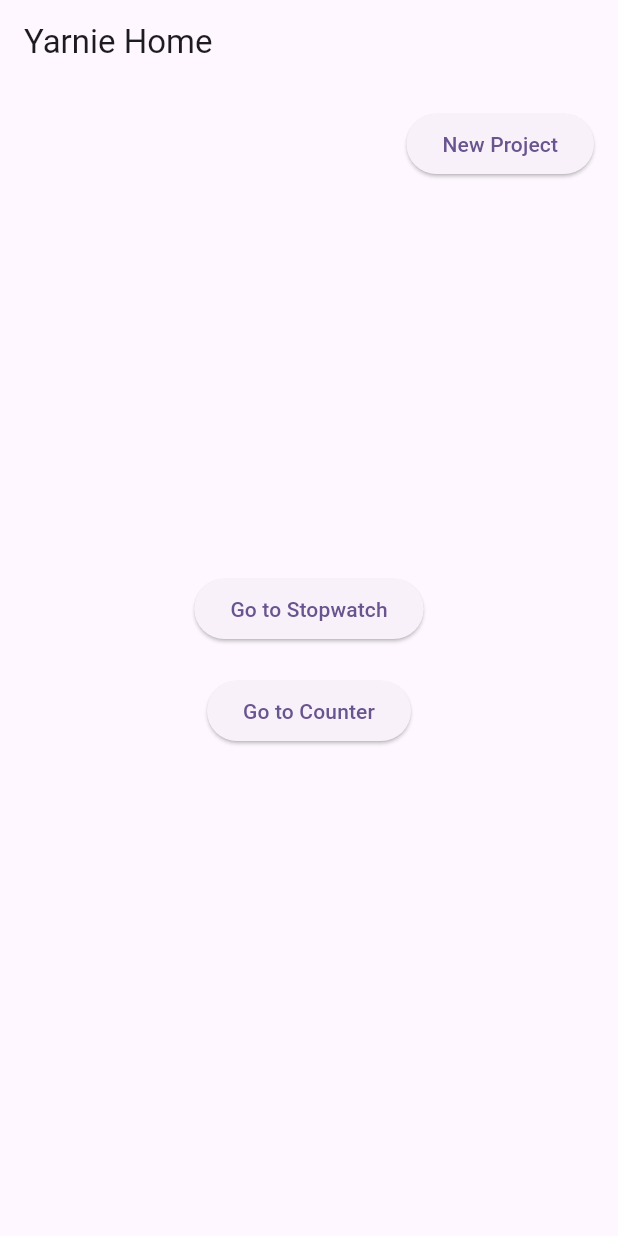
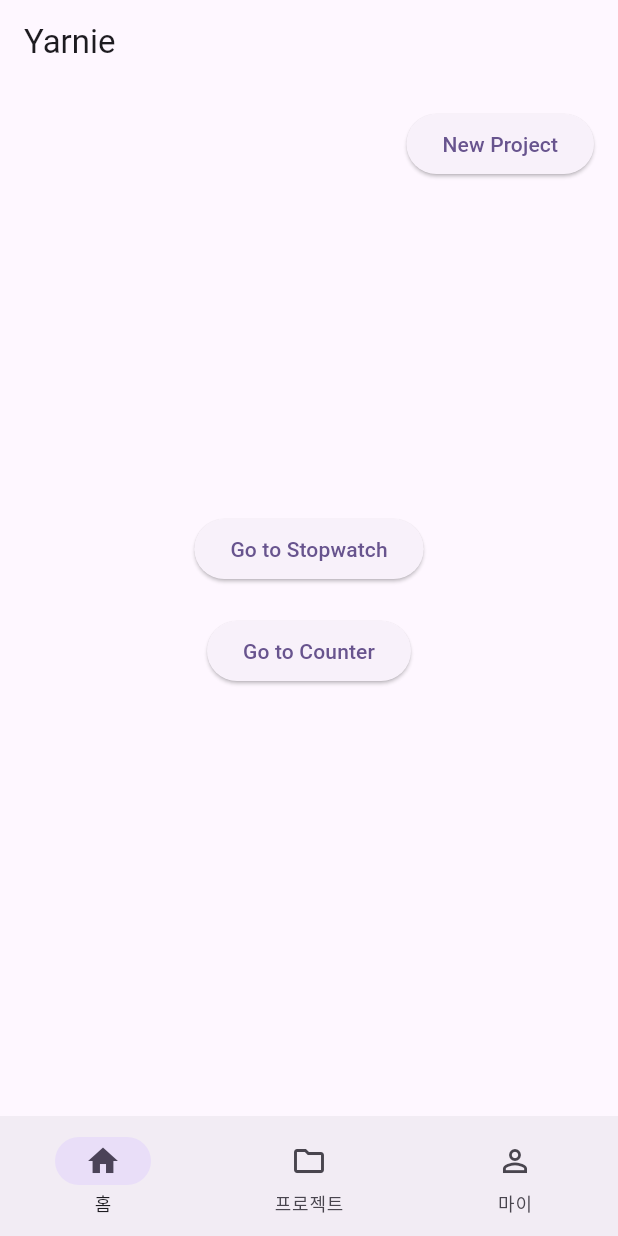
Before and after one commit to eun-day/yarnie, a Flutter app: the screen it shows after launch, on a phone screen of 412 x 824 dp. Run offline on Flutter 3.47's test engine with Material 3 defaults, Android fonts, the phone set to English and light mode, and no system bars; our stand-ins replace drift, shared_preferences, stop_watch_timer; accounts and stored records are empty; generated files the repository leaves out were written again.

Commit message:
하단 메뉴 생성 및 프로젝트 탭 목록 구현
1. 하단 메뉴 (홈/프로젝트/마이) 생성
2. [안드로이드] 뒤로가기 UX
3. 프로젝트 탭 ‘프로젝트 목록 불러오기’
4. 프로젝트 탭 empty 화면 구현

```diff
--- /dev/null
+++ b/lib/features/home/home_root.dart
@@ -0,0 +1,85 @@
+import 'package:flutter/material.dart';
+import 'package:yarnie/counter_screen.dart';
+import 'package:yarnie/new_project_screen.dart';
+import 'package:yarnie/stopwatch_screen.dart';
+
+class HomeRoot extends StatelessWidget {
+  final ScrollController? controller;
+  final String title;
+
+  const HomeRoot({super.key, this.controller, this.title = 'Yarnie'});
+
+  @override
+  Widget build(BuildContext context) {
+    return Scaffold(
+      appBar: AppBar(title: Text(title)),
+      body: Stack(
+        children: <Widget>[
+          Align(
+            alignment: Alignment.topRight,
+            child: Padding(
+              padding: const EdgeInsets.all(16.0),
+              child: ElevatedButton(
+                onPressed: () {
+                  Navigator.push(
+                    context,
+                    MaterialPageRoute(builder: (_) => const NewProjectScreen()),
+                  );
+                },
+                child: const Text('New Project'),
+              ),
+            ),
+          ),
+          Center(
+            child: SingleChildScrollView(
+              // 혹시 작은 화면 대응
+              controller: controller,
+              child: Column(
+                mainAxisAlignment: MainAxisAlignment.center,
+                children: <Widget>[
+                  ElevatedButton(
+                    onPressed: () {
+                      Navigator.push(
+                        context,
+                        MaterialPageRoute(
+                          builder: (_) => const StopwatchScreen(),
+                        ),
+                      );
+                    },
+                    child: const Text('Go to Stopwatch'),
+                  ),
+                  const SizedBox(height: 20),
+                  ElevatedButton(
+                    onPressed: () {
+                      Navigator.push(
+                        context,
+                        MaterialPageRoute(
+                          builder: (_) => const CounterScreen(title: 'Counter'),
+                        ),
+                      );
+                    },
+                    child: const Text('Go to Counter'),
+                  ),
+                ],
+              ),
+            ),
+          ),
+        ],
+      ),
+    );
+  }
+
+  // @override
+  // Widget build(BuildContext context) {
+  //   // 예시: 리스트(스크롤 위치 PageStorageKey로 보존)
+  //   return ListView.builder(
+  //     controller: controller,
+  //     key: const PageStorageKey('home_list'),
+  //     padding: const EdgeInsets.all(16),
+  //     itemCount: 30,
+  //     itemBuilder: (_, i) => Card(
+  //       child: ListTile(title: Text('홈 아이템 #$i')),
+  //     ),
+  //   );
+  // }
+}
--- a/lib/main.dart
+++ b/lib/main.dart
@@ -1,6 +1,7 @@
 import 'package:flutter/material.dart';
 import 'package:yarnie/counter_screen.dart';
 import 'package:yarnie/db/di.dart';
+import 'package:yarnie/root/root_scaffold.dart';
 import 'package:yarnie/stopwatch_screen.dart';
 import 'package:yarnie/new_project_screen.dart';
 
@@ -26,7 +27,7 @@ class MyApp extends StatelessWidget {
         colorScheme: ColorScheme.fromSeed(seedColor: Colors.deepPurple),
         useMaterial3: true,
       ),
-      home: const MyHomePage(title: 'Yarnie Home'),
+      home: const RootScaffold(),
     );
   }
 }
--- /dev/null
+++ b/lib/root/root_scaffold.dart
@@ -0,0 +1,100 @@
+import 'dart:io' show Platform;
+import 'package:flutter/services.dart';
+import 'package:flutter/material.dart';
+import '../../features/home/home_root.dart';
+import '../../features/projects/projects_root.dart';
+import '../../features/my/my_root.dart';
+
+class RootScaffold extends StatefulWidget {
+  const RootScaffold({super.key});
+  @override
+  State<RootScaffold> createState() => _RootScaffoldState();
+}
+
+class _RootScaffoldState extends State<RootScaffold> {
+  final _bucket = PageStorageBucket();
+  int _index = 0;
+  DateTime? _lastBack; // 마지막 뒤로가기 시간
+  final Duration _exitInterval = const Duration(seconds: 2);
+
+  // 탭 재탭 시 맨 위로 스크롤용 컨트롤러
+  final _homeCtrl = ScrollController();
+  final _projectsCtrl = ScrollController();
+  final _myCtrl = ScrollController();
+
+  @override
+  void dispose() {
+    _homeCtrl.dispose();
+    _projectsCtrl.dispose();
+    _myCtrl.dispose();
+    super.dispose();
+  }
+
+  void _onTap(int i) {
+    if (i == _index) {
+      // 같은 탭 다시 탭하면 해당 리스트 맨 위로
+      final ctrl = [_homeCtrl, _projectsCtrl, _myCtrl][i];
+      if (ctrl.hasClients) {
+        ctrl.animateTo(0, duration: const Duration(milliseconds: 250), curve: Curves.easeOut);
+      }
+      return;
+    }
+    setState(() => _index = i);
+  }
+
+void _handleBack(bool didPop, Object? result) {
+    if (didPop) return;
+
+    if (_index != 0) {
+      setState(() => _index = 0);
+      return;
+    }
+
+    // iOS에선 조용히 무시
+    if (!Platform.isAndroid) return;
+
+    // Android: 두 번 눌러 종료
+    final now = DateTime.now();
+    final canExit = _lastBack != null && now.difference(_lastBack!) < _exitInterval;
+
+    if (canExit) {
+      SystemNavigator.pop(); // 종료
+      return;
+    }
+
+    _lastBack = now;
+    final m = ScaffoldMessenger.of(context);
+    m.removeCurrentSnackBar();
+    m.showSnackBar(const SnackBar(content: Text('한 번 더 누르면 종료됩니다.'), duration: Duration(seconds: 2)));
+  }
+
+  @override
+  Widget build(BuildContext context) {
+    return PopScope(
+      canPop: false, // 우리가 직접 처리
+      onPopInvokedWithResult: _handleBack,
+      child: Scaffold(
+      body: PageStorage(
+        bucket: _bucket,
+        child: IndexedStack(
+          index: _index,
+          children: [
+            HomeRoot(controller: _homeCtrl, key: const PageStorageKey('home')),
+            ProjectsRoot(controller: _projectsCtrl, key: const PageStorageKey('projects')),
+            MyRoot(controller: _myCtrl, key: const PageStorageKey('my')),
+          ],
+        ),
+      ),
+      bottomNavigationBar: NavigationBar(
+        selectedIndex: _index,
+        onDestinationSelected: _onTap,
+        destinations: const [
+          NavigationDestination(icon: Icon(Icons.home_outlined), selectedIcon: Icon(Icons.home), label: '홈'),
+          NavigationDestination(icon: Icon(Icons.folder_outlined), selectedIcon: Icon(Icons.folder), label: '프로젝트'),
+          NavigationDestination(icon: Icon(Icons.person_outline), selectedIcon: Icon(Icons.person), label: '마이'),
+        ],
+      ),
+      )
+    );
+  }
+}
```
Also changed, not shown: lib/features/my/my_root.dart (added, +27 -0 lines), lib/features/projects/projects_root.dart (added, +176 -0 lines), 1 other file.
